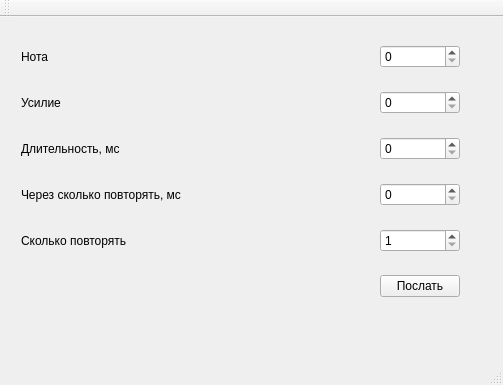
Old version of the form midi_test/mainwindow.ui in the repository 0rps/midi.
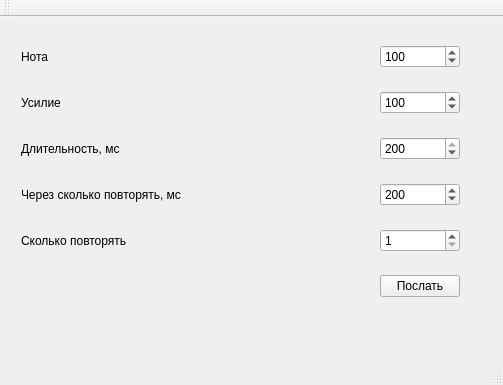
New version of the form.

Commit message: [upd] test is in working status

Patch:
```diff
--- a/midi_test/mainwindow.ui
+++ b/midi_test/mainwindow.ui
@@ -67,6 +67,9 @@
        <property name="maximum">
         <number>127</number>
        </property>
+       <property name="value">
+        <number>100</number>
+       </property>
       </widget>
      </item>
      <item row="1" column="1">
@@ -74,6 +77,9 @@
        <property name="maximum">
         <number>127</number>
        </property>
+       <property name="value">
+        <number>100</number>
+       </property>
       </widget>
      </item>
      <item row="2" column="1">
@@ -81,6 +87,9 @@
        <property name="maximum">
         <number>200</number>
        </property>
+       <property name="value">
+        <number>200</number>
+       </property>
       </widget>
      </item>
      <item row="3" column="1">
@@ -91,6 +100,9 @@
        <property name="maximum">
         <number>1000</number>
        </property>
+       <property name="value">
+        <number>200</number>
+       </property>
       </widget>
      </item>
      <item row="4" column="1">
```
The commit also changes 1 other file.
